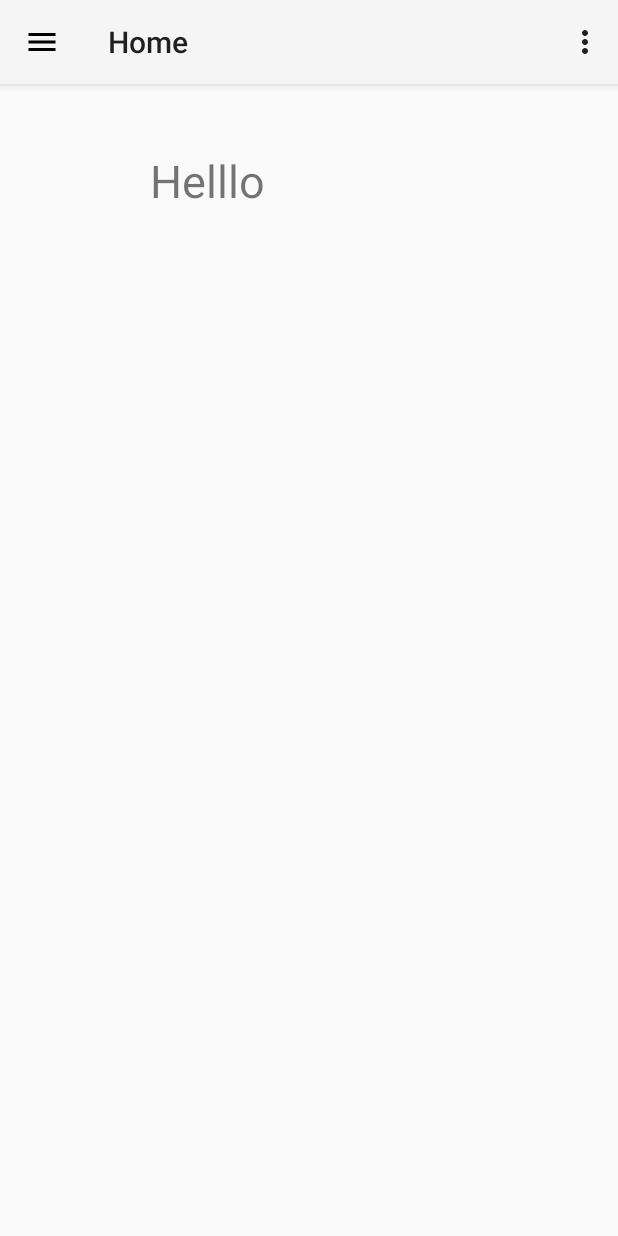
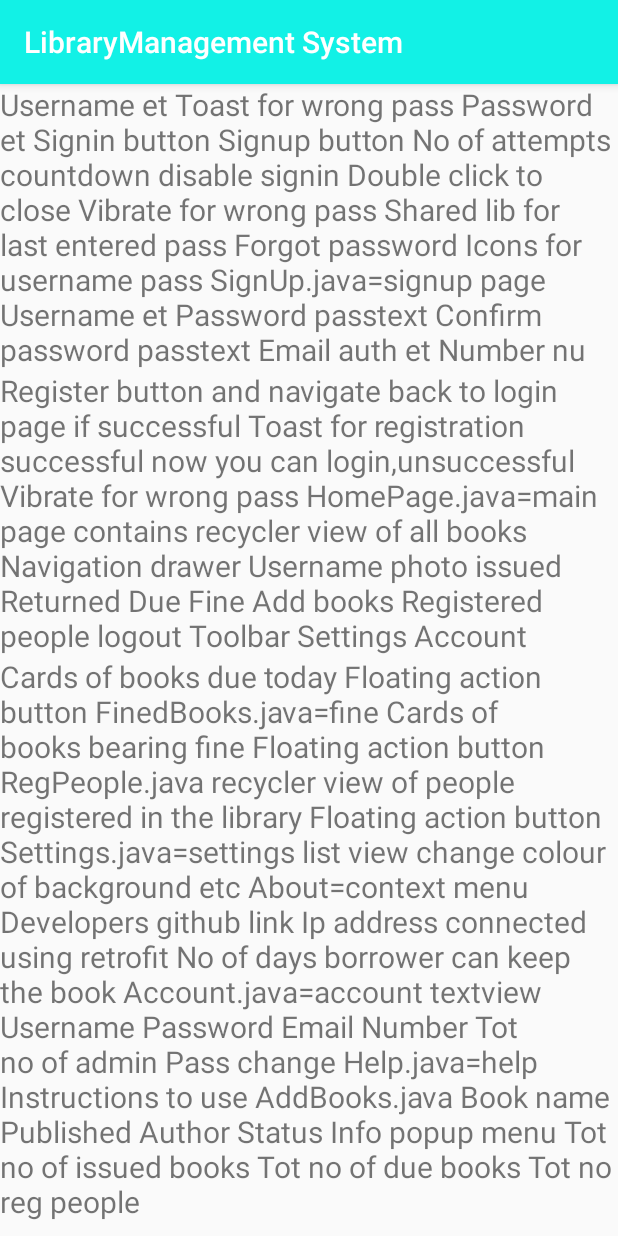
Before and after one commit to AshuSrv/Library-Management-System, an Android app: the HomePage screen opened directly, with no data from a screen before it, in the options menu, after a tap on "Help", on a phone screen of 412 x 824 dp. Run offline under Robolectric (Android 15) with nearby library versions, the phone set to English and light mode, and no system bars; our stand-ins replace Firebase (no records; nobody signed in at launch, a user with empty details on screens opened directly).

Commit message:
Second Commit

```diff
--- a/app/src/main/java/com/example/ashutoshshrivastava/librarymanagementsystem/DueSection.java
+++ b/app/src/main/java/com/example/ashutoshshrivastava/librarymanagementsystem/AddBookToDatabase.java
@@ -3,11 +3,11 @@ package com.example.ashutoshshrivastava.librarymanagementsystem;
 import android.support.v7.app.AppCompatActivity;
 import android.os.Bundle;
 
-public class DueSection extends AppCompatActivity {
+public class AddBookToDatabase extends AppCompatActivity {
 
     @Override
     protected void onCreate(Bundle savedInstanceState) {
         super.onCreate(savedInstanceState);
-        setContentView(R.layout.activity_due_section);
+        setContentView(R.layout.activity_add_book_to_database);
     }
 }
--- /dev/null
+++ b/app/src/main/java/com/example/ashutoshshrivastava/librarymanagementsystem/HelpActicity.java
@@ -0,0 +1,13 @@
+package com.example.ashutoshshrivastava.librarymanagementsystem;
+
+import android.support.v7.app.AppCompatActivity;
+import android.os.Bundle;
+
+public class HelpActicity extends AppCompatActivity {
+
+    @Override
+    protected void onCreate(Bundle savedInstanceState) {
+        super.onCreate(savedInstanceState);
+        setContentView(R.layout.activity_help_acticity);
+    }
+}
--- a/app/src/main/java/com/example/ashutoshshrivastava/librarymanagementsystem/HomePage.java
+++ b/app/src/main/java/com/example/ashutoshshrivastava/librarymanagementsystem/HomePage.java
@@ -2,7 +2,9 @@ package com.example.ashutoshshrivastava.librarymanagementsystem;
 
 import android.content.Intent;
 import android.support.annotation.NonNull;
+import android.support.design.widget.FloatingActionButton;
 import android.support.design.widget.NavigationView;
+import android.support.design.widget.Snackbar;
 import android.support.v4.widget.DrawerLayout;
 import android.support.v7.app.ActionBar;
 import android.support.v7.app.AppCompatActivity;
@@ -11,12 +13,13 @@ import android.support.v7.widget.Toolbar;
 import android.view.Gravity;
 import android.view.Menu;
 import android.view.MenuItem;
+import android.view.View;
 import android.widget.TextView;
 
 import com.google.firebase.auth.FirebaseAuth;
 
 public class HomePage extends AppCompatActivity {
-
+    FloatingActionButton fab ;
     FirebaseAuth firebaseAuth;
 TextView textView;
     DrawerLayout drawerLayout;
@@ -30,9 +33,25 @@ TextView textView;
        ActionBar actionBar = getSupportActionBar();
         actionBar.setDisplayHomeAsUpEnabled(true);
        actionBar.setHomeAsUpIndicator(R.drawable.menu);
-textView=findViewById(R.id.textmm);
+       textView=findViewById(R.id.textmm);
         drawerLayout = findViewById(R.id.my_drwawer);
         navigationView = findViewById(R.id.nav);
+        fab = findViewById(R.id.fab);
+
+
+
+        fab.setOnClickListener(new View.OnClickListener() {
+            @Override
+            public void onClick(View view) {
+               // Snackbar.make(view, "Here's a Snackbar", Snackbar.LENGTH_LONG).setAction("Action", null).show();-----for future refrence
+               Intent intent=new Intent(HomePage.this,AddBookToDatabase.class);
+                startActivity(intent);
+            }
+        });
+
+
+
+
         navigationView.setNavigationItemSelectedListener(new NavigationView.OnNavigationItemSelectedListener() {
             @Override
             public boolean onNavigationItemSelected(@NonNull MenuItem item) {
@@ -49,10 +68,6 @@ textView=findViewById(R.id.textmm);
                         startActivity(intent);
                         break;
 
-                    case R.id.due:
-                        intent=new Intent(HomePage.this,DueSection.class);
-                        startActivity(intent);
-                        break;
                     case R.id.fine:
                         intent=new Intent(HomePage.this,FineSection.class);
                         startActivity(intent);
@@ -87,9 +102,27 @@ textView=findViewById(R.id.textmm);
             case android.R.id.home:
                 drawerLayout.openDrawer(Gravity.START);
                 break;
-           case R.id.setting:
 
-               // break;
+            case R.id.account:
+                Intent intent=new Intent(HomePage.this,AccountActivity.class);
+                startActivity(intent);
+                break;
+
+            case R.id.invite:
+
+                String data = "Hii buddy,you should try this amazing library management app";
+
+                intent = new Intent();
+                intent.setAction(Intent.ACTION_SEND);
+                intent.putExtra(Intent.EXTRA_TEXT, data);
+                intent.setType("text/plain");
+
+                startActivity(intent);
+                break;
+            case R.id.help:
+                intent=new Intent(HomePage.this,HelpActicity.class);
+                startActivity(intent);
+                break;
 
 
 
--- /dev/null
+++ b/app/src/main/res/drawable/ic_add_circle_black_24dp.xml
@@ -0,0 +1,4 @@
+<vector android:height="56dp" android:viewportHeight="24.0"
+    android:viewportWidth="24.0" android:width="56dp" xmlns:android="http://schemas.android.com/apk/res/android">
+    <path android:fillColor="#FF000000" android:pathData="M12,2C6.48,2 2,6.48 2,12s4.48,10 10,10 10,-4.48 10,-10S17.52,2 12,2zM17,13h-4v4h-2v-4L7,13v-2h4L11,7h2v4h4v2z"/>
+</vector>
--- /dev/null
+++ b/app/src/main/res/layout/activity_help_acticity.xml
@@ -0,0 +1,83 @@
+<?xml version="1.0" encoding="utf-8"?>
+<RelativeLayout xmlns:android="http://schemas.android.com/apk/res/android"
+    xmlns:app="http://schemas.android.com/apk/res-auto"
+    xmlns:tools="http://schemas.android.com/tools"
+    android:layout_width="match_parent"
+    android:layout_height="match_parent"
+    tools:context=".HelpActicity">
+
+
+    <ScrollView
+        android:layout_width="match_parent"
+        android:layout_height="match_parent"
+        android:layout_alignParentStart="true"
+        android:layout_alignParentTop="true"
+        android:layout_marginStart="0dp"
+        android:layout_marginTop="0dp">
+
+        <LinearLayout
+            android:layout_width="match_parent"
+            android:layout_height="wrap_content"
+            android:orientation="vertical">
+
+
+            <TextView
+                android:id="@+id/textView11"
+                android:layout_width="match_parent"
+                android:layout_height="wrap_content"
+                android:layout_alignParentStart="true"
+                android:layout_alignParentTop="true"
+                android:layout_marginStart="0dp"
+                android:layout_marginTop="0dp"
+                android:text="Username et Toast for wrong pass Password et Signin button Signup button No of attempts countdown disable signin Double click to close Vibrate for wrong pass Shared lib for last entered pass Forgot password Icons for username pass SignUp.java=signup page Username et Password passtext Confirm password passtext Email auth et Number nu"
+                android:textSize="20sp" />
+
+            <TextView
+                android:id="@+id/textView5"
+                android:layout_width="match_parent"
+                android:layout_height="wrap_content"
+                android:text="Register button and navigate back to login page if successful Toast for registration successful now you can login,unsuccessful Vibrate for wrong pass HomePage.java=main page contains recycler view of all books Navigation drawer Username photo issued Returned Due Fine Add books Registered people logout Toolbar Settings Account"
+                android:textSize="20sp" />
+            <TextView
+                android:layout_width="match_parent"
+                android:layout_height="wrap_content"
+                android:textSize="20sp"
+                android:text="Cards of books due today
+Floating action button
+FinedBooks.java=fine
+Cards of books bearing fine
+Floating action button
+RegPeople.java
+recycler view of people registered in the library
+Floating action button
+Settings.java=settings list view
+change colour of background etc
+About=context menu
+Developers github link
+Ip address connected using retrofit
+No of days borrower can keep the book
+Account.java=account textview
+Username
+Password
+Email
+Number
+Tot no of admin
+Pass change
+Help.java=help
+Instructions to use
+AddBooks.java
+Book name
+Published
+Author
+Status
+Info popup menu
+Tot no of issued books
+Tot no of due books
+Tot no reg people"/>
+
+
+        </LinearLayout>
+
+    </ScrollView>
+
+</RelativeLayout>
--- a/app/src/main/res/menu/menu_for_toolbar.xml
+++ b/app/src/main/res/menu/menu_for_toolbar.xml
@@ -4,13 +4,8 @@
 
     <group android:checkableBehavior="single"
         android:id="@+id/group1">
-        <item android:id="@+id/setting"
-            android:title="Setting"
-            app:showAsAction="ifRoom"
-            android:icon="@drawable/ic_settings_black_24dp">
-        </item>
         <item android:id="@+id/account"
-            android:title="Account"
+            android:title="Account Setting"
             app:showAsAction="ifRoom">
         </item>
         <item android:id="@+id/invite"
@@ -21,9 +16,5 @@
             android:title="Help"
             app:showAsAction="ifRoom">
         </item>
-        <item android:id="@+id/info"
-            android:title="Info"
-            app:showAsAction="ifRoom">
-        </item>
     </group>
 </menu>
--- a/app/src/main/res/menu/menu_in_navigation_drawer.xml
+++ b/app/src/main/res/menu/menu_in_navigation_drawer.xml
@@ -11,10 +11,6 @@
         <item android:id="@+id/returned"
             android:title="Returned"
             android:icon="@drawable/ic_keyboard_return_black_24dp">
-        </item>
-        <item android:id="@+id/due"
-            android:title="Due"
-            android:icon="@drawable/ic_schedule_black_24dp">
         </item>
 
         <item
--- a/app/src/main/res/values/colors.xml
+++ b/app/src/main/res/values/colors.xml
@@ -1,7 +1,7 @@
 <?xml version="1.0" encoding="utf-8"?>
 <resources>
-    <color name="colorPrimary">#09e1cf</color>
+    <color name="colorPrimary">#12f1e6</color>
     <color name="colorPrimaryDark">#07b6aa</color>
-    <color name="colorAccent">#1b1a1a</color>
+    <color name="colorAccent">#ef1515</color>
     <color name="ColorTitle">#000000</color>
 </resources>
```
Also changed, not shown: app/src/main/AndroidManifest.xml (+5 -2 lines), app/src/main/java/com/example/ashutoshshrivastava/librarymanagementsystem/AccountActivity.java (added, +13 -0 lines), app/src/main/res/layout/activity_account.xml (added, +54 -0 lines), app/src/main/res/layout/activity_add_book_to_database.xml (added, +66 -0 lines), app/src/main/res/layout/activity_due_section.xml (deleted, +0 -9 lines), app/src/main/res/layout/activity_home_page.xml (+21 -1 lines), app/src/main/res/layout/activity_return_section.xml (+35 -3 lines), app/src/main/res/layout/issued_section_design.xml (+6 -6 lines).
